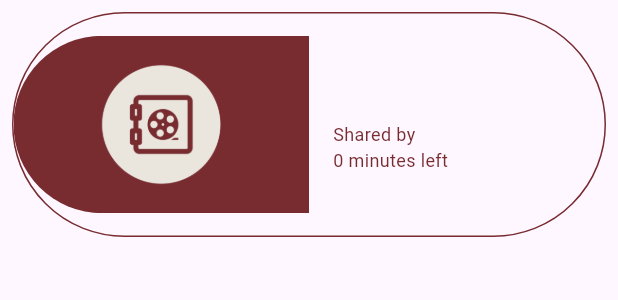
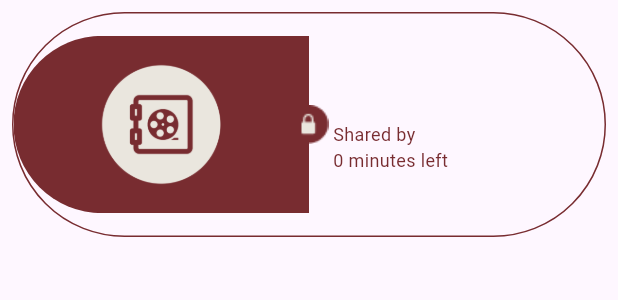
Before and after one commit to suleiyinwin/Retro_Vault, a Flutter app: the CapsuleWidget widget shown alone on an empty page, opened directly with empty values, on a phone screen of 412 x 824 dp. Shown: the top 300 px of the screen. Run offline on Flutter 3.47's test engine with Material 3 defaults, Android fonts, the phone set to English and light mode, and no system bars; our stand-ins replace cloud_firestore, firebase_auth, firebase_core, firebase_storage, fluttertoast, get and 2 more; missing offline and left inert: dart:html, firebase_ui_auth; accounts and stored records are empty.

Commit message:
add lock/unlock indicator

```diff
--- a/lib/pages/capsule_management/capsule_list.dart
+++ b/lib/pages/capsule_management/capsule_list.dart
@@ -68,7 +68,8 @@ Future<String> getUserName(String userId) async {
 }
 
 String parseDate(Timestamp timestamp) {
-  Duration duration = Duration(seconds: timestamp.seconds - Timestamp.now().seconds);
+  Duration duration =
+      Duration(seconds: timestamp.seconds - Timestamp.now().seconds);
 
   if (duration.inMinutes < 60) {
     return '${duration.inMinutes} minutes left';
@@ -107,7 +108,8 @@ class CapsuleWidget extends StatelessWidget {
               border: Border.all(color: AppColors.primaryColor),
               borderRadius: BorderRadius.circular(150),
             ),
-            child: Row(children: [
+            child: Stack(children: [
+              Row(children: [
                 Expanded(
                   child: ClipRRect(
                     borderRadius: const BorderRadius.only(
@@ -146,7 +148,8 @@ class CapsuleWidget extends StatelessWidget {
                       ),
                       Timestamp.now().seconds - openDate.seconds <= 0
                           ? Padding(
-                            padding: const EdgeInsets.only(left: 16, right: 8),
+                              padding:
+                                  const EdgeInsets.only(left: 16, right: 8),
                               child: Text(parseDate(openDate),
                                   style: const TextStyle(
                                     fontSize: 12,
@@ -157,6 +160,8 @@ class CapsuleWidget extends StatelessWidget {
                     ],
                   ),
                 )
+              ]),
+              Center(child: Image.asset(Timestamp.now().seconds - openDate.seconds <= 0 ? 'image/locked.png' : 'image/unlocked.png', width: 150, height: 150)),
             ]),
           );
         });
--- a/pubspec.yaml
+++ b/pubspec.yaml
@@ -75,6 +75,8 @@ flutter:
     - image/logo.png
     - image/splashlogo.png
     - image/defaultcapsult.png
+    - image/locked.png
+    - image/unlocked.png
   # To add assets to your application, add an assets section, like this:
   # assets:
   #   - images/a_dot_burr.jpeg
```
Lines whose indentation alone changed are shown as unchanged.
